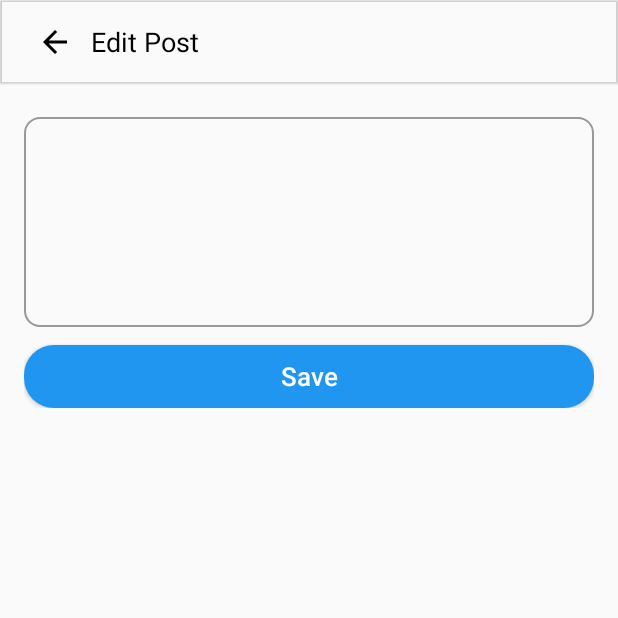
After one commit to seungking/Android_Blog, an Android app: the EditPostActivity screen opened directly, with no data from a screen before it, on a phone screen of 412 x 824 dp, the top half of it. The commit adds this screen. Run offline under Robolectric (Android 15) with nearby library versions, the phone set to English and light mode, and no system bars; our stand-ins replace Volley.

Commit message:
20200815
- part 9, 10 완료
자기 자신의 post 에서 옵션 메뉴
post 삭제 및 수정 기능
like 아이콘 활성화 기능

```diff
--- a/app/src/main/AndroidManifest.xml
+++ b/app/src/main/AndroidManifest.xml
@@ -12,7 +12,8 @@
         android:supportsRtl="true"
         android:theme="@style/AppTheme"
         android:usesCleartextTraffic="true">
-        <activity android:name=".AddPostActivity"></activity>
+        <activity android:name=".EditPostActivity"></activity>
+        <activity android:name=".AddPostActivity" />
         <activity android:name=".HomeActivity" />
         <activity android:name=".UserInfoActivity" />
         <activity android:name=".AuthActivity" />
--- a/app/src/main/java/com/android_blog/Constant.java
+++ b/app/src/main/java/com/android_blog/Constant.java
@@ -1,7 +1,7 @@
 package com.android_blog;
 
 public class Constant {
-    public static final String URL = "http://172.20.10.6/";
+    public static final String URL = "http://192.168.43.213/";
     public static final String HOME = URL+"api";
     public static final String LOGIN = HOME+"/login";
     public static final String LOGOUT = HOME+"/logout";
--- /dev/null
+++ b/app/src/main/java/com/android_blog/EditPostActivity.java
@@ -0,0 +1,110 @@
+package com.android_blog;
+
+import androidx.appcompat.app.AppCompatActivity;
+
+import android.app.ProgressDialog;
+import android.content.Context;
+import android.content.SharedPreferences;
+import android.os.Bundle;
+import android.view.View;
+import android.widget.Button;
+import android.widget.EditText;
+import android.widget.Toast;
+
+import com.android.volley.AuthFailureError;
+import com.android.volley.Request;
+import com.android.volley.RequestQueue;
+import com.android.volley.toolbox.StringRequest;
+import com.android.volley.toolbox.Volley;
+import com.android_blog.Fragments.HomeFragment;
+import com.android_blog.Models.Post;
+
+import org.json.JSONException;
+import org.json.JSONObject;
+
+import java.util.HashMap;
+import java.util.Map;
+
+public class EditPostActivity extends AppCompatActivity {
+
+    private int position =0, id= 0;
+    private EditText txtDesc;
+    private Button btnSave;
+    private ProgressDialog dialog;
+    private SharedPreferences sharedPreferences;
+
+    @Override
+    protected void onCreate(Bundle savedInstanceState) {
+        super.onCreate(savedInstanceState);
+        setContentView(R.layout.activity_edit_post);
+        init();
+    }
+
+    private void init() {
+        sharedPreferences = getApplication().getSharedPreferences("user", Context.MODE_PRIVATE);
+        txtDesc = findViewById(R.id.txtDescEditPost);
+        btnSave = findViewById(R.id.btnEditPost);
+        dialog = new ProgressDialog(this);
+        dialog.setCancelable(false);
+        position = getIntent().getIntExtra("position",0);
+        id = getIntent().getIntExtra("postId",0);
+        txtDesc.setText(getIntent().getStringExtra("text"));
+
+        btnSave.setOnClickListener(v->{
+            if (!txtDesc.getText().toString().isEmpty()){
+                savePost();
+            }
+        });
+
+    }
+
+    private void savePost(){
+        dialog.setMessage("Saving");
+        dialog.show();
+        StringRequest request = new StringRequest(Request.Method.POST, Constant.UPDATE_POST, response -> {
+
+            try {
+                JSONObject object = new JSONObject(response);
+                if (object.getBoolean("success")){
+                    // update the post in recycler view
+                    Post post = HomeFragment.arrayList.get(position);
+                    post.setDesc(txtDesc.getText().toString());
+                    HomeFragment.arrayList.set(position,post);
+                    HomeFragment.recyclerView.getAdapter().notifyItemChanged(position);
+                    HomeFragment.recyclerView.getAdapter().notifyDataSetChanged();
+                    Toast.makeText(this, "Post Edited", Toast.LENGTH_SHORT).show();
+                    finish();
+                }
+            } catch (JSONException e) {
+                e.printStackTrace();
+            }
+
+        }, error -> {
+            error.printStackTrace();
+        }){
+
+            @Override
+            public Map<String, String> getHeaders() throws AuthFailureError {
+                String token = sharedPreferences.getString("token","");
+                HashMap<String,String> map = new HashMap<>();
+                map.put("Authorization","Bearer "+token);
+                return map;
+            }
+
+            @Override
+            protected Map<String, String> getParams() throws AuthFailureError {
+                HashMap<String,String> map = new HashMap<>();
+                map.put("id",id+"");
+                map.put("desc",txtDesc.getText().toString());
+                return map;
+            }
+        };
+
+        RequestQueue queue = Volley.newRequestQueue(EditPostActivity.this);
+        queue.add(request);
+    }
+
+    public void cancelEdit(View view){
+        super.onBackPressed();
+    }
+}
--- /dev/null
+++ b/app/src/main/res/layout/activity_edit_post.xml
@@ -0,0 +1,85 @@
+<?xml version="1.0" encoding="utf-8"?>
+<LinearLayout xmlns:android="http://schemas.android.com/apk/res/android"
+    xmlns:app="http://schemas.android.com/apk/res-auto"
+    xmlns:tools="http://schemas.android.com/tools"
+    android:layout_width="match_parent"
+    android:layout_height="match_parent"
+    android:orientation="vertical"
+    tools:context=".AddPostActivity">
+
+    <com.google.android.material.appbar.MaterialToolbar
+        android:layout_width="match_parent"
+        app:title=" "
+        android:elevation="1dp"
+        android:layout_height="wrap_content">
+
+
+        <ImageButton
+            android:layout_width="wrap_content"
+            android:src="@drawable/ic_arrow_back_black_24dp"
+            android:background="@android:color/transparent"
+            android:layout_marginRight="12dp"
+            android:tint="@color/colorBlack"
+            android:onClick="cancelEdit"
+            android:layout_height="wrap_content"/>
+        <TextView
+            android:layout_width="wrap_content"
+            android:text="Edit Post"
+            android:textColor="@color/colorBlack"
+            android:textSize="18sp"
+            android:layout_height="wrap_content"/>
+
+
+    </com.google.android.material.appbar.MaterialToolbar>
+
+
+    <ScrollView
+        android:layout_width="match_parent"
+        android:layout_height="match_parent">
+
+
+        <LinearLayout
+            android:layout_width="match_parent"
+            android:layout_height="match_parent"
+            android:orientation="vertical"
+            android:padding="16dp"
+            android:layout_marginTop="6dp">
+
+
+
+            <EditText
+                android:layout_width="match_parent"
+                android:layout_height="140dp"
+                android:inputType="textMultiLine"
+                android:gravity="left"
+                android:textSize="15sp"
+                android:id="@+id/txtDescEditPost"
+                android:padding="8dp"
+                android:background="@drawable/txt_background"/>
+
+            <Button
+                android:layout_width="match_parent"
+                android:layout_height="42dp"
+                android:text="Save"
+                android:id="@+id/btnEditPost"
+                android:background="@drawable/btn_round"
+                android:textColor="@color/colorWhite"
+                android:layout_marginTop="12dp"
+                android:textSize="17dp"
+                android:textAllCaps="false"/>
+
+
+        </LinearLayout>
+
+
+
+
+
+
+    </ScrollView>
+
+
+
+
+
+</LinearLayout>
```
Also changed, not shown: app/src/main/java/com/android_blog/Adapters/PostsAdapter.java (+7 -6 lines), app/src/main/java/com/android_blog/Fragments/SignUpFragment.java (+30 -32 lines).
